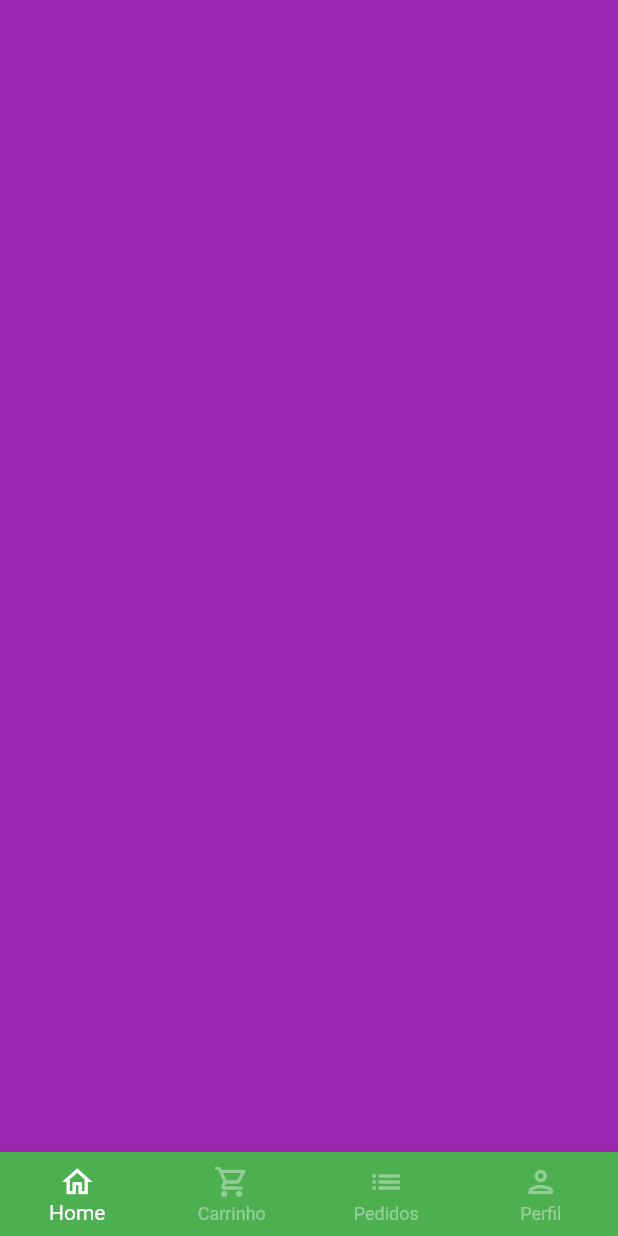
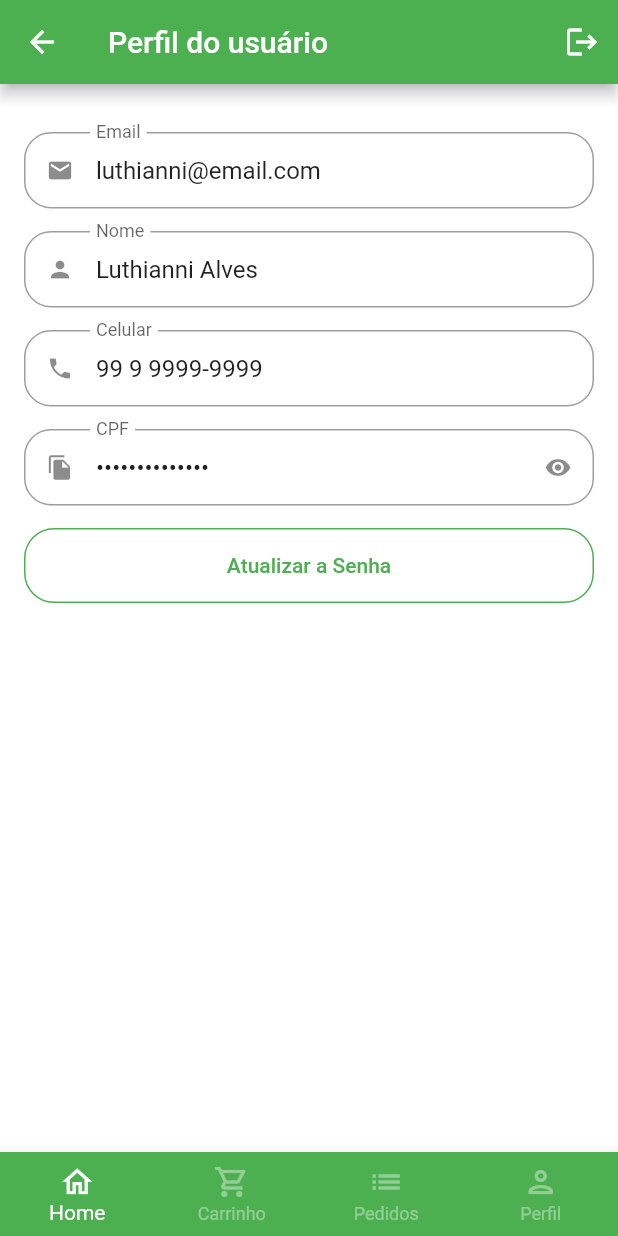
Before and after one commit to Luthianni/greengrocer, a Flutter app: the BaseScreen screen opened directly, swiped to page 4, on a phone screen of 412 x 824 dp. Run offline on Flutter 3.47's test engine with Material 2 defaults, Android fonts, the phone set to English and light mode, and no system bars; our stand-ins replace animated_text_kit, badges, mask_text_input_formatter.

Commit message:
criação tela perfil

```diff
--- a/lib/src/config/app_data.dart
+++ b/lib/src/config/app_data.dart
@@ -1,5 +1,6 @@
 import 'package:greengrocer/src/models/cart_item_model.dart';
 import 'package:greengrocer/src/models/item_model.dart';
+import 'package:greengrocer/src/models/user_model.dart';
 
 ItemModel apple = ItemModel(
   description:
@@ -87,3 +88,11 @@ List<CartItemModel> cartItems = [
     quantity: 3,
   ),
 ];
+
+UserModel user = UserModel(
+  phone: '99 9 9999-9999',
+  cpf: '999.999.999-99',
+  email: 'luthianni@email.com',
+  name: 'Luthianni Alves',
+  password: 'senha',
+);
--- /dev/null
+++ b/lib/src/models/user_model.dart
@@ -0,0 +1,15 @@
+class UserModel {
+  String name;
+  String email;
+  String phone;
+  String cpf;
+  String password;
+
+  UserModel({
+    required this.phone,
+    required this.cpf,
+    required this.email,
+    required this.name,
+    required this.password,
+  });
+}
--- a/lib/src/pages/auth/sign_in_screen.dart
+++ b/lib/src/pages/auth/sign_in_screen.dart
@@ -1,10 +1,10 @@
 import 'package:animated_text_kit/animated_text_kit.dart';
 import 'package:flutter/material.dart';
-import 'package:greengrocer/src/pages/auth/components/sign_up_screen.dart';
+import 'package:greengrocer/src/pages/auth/sign_up_screen.dart';
 import 'package:greengrocer/src/pages/base/base_screen.dart';
 import 'package:greengrocer/src/config/custom_colors.dart';
 
-import 'components/custom_text_field.dart';
+import '../common_widgets/custom_text_field.dart';
 
 class SignInScreen extends StatelessWidget {
   const SignInScreen({super.key});
--- a/lib/src/pages/auth/components/sign_up_screen.dart
+++ b/lib/src/pages/auth/sign_up_screen.dart
@@ -2,7 +2,7 @@ import 'package:flutter/src/widgets/container.dart';
 import 'package:flutter/src/widgets/framework.dart';
 
 import 'package:flutter/material.dart';
-import 'package:greengrocer/src/pages/auth/components/custom_text_field.dart';
+import 'package:greengrocer/src/pages/common_widgets/custom_text_field.dart';
 import 'package:greengrocer/src/config/custom_colors.dart';
 import 'package:mask_text_input_formatter/mask_text_input_formatter.dart';
 
--- a/lib/src/pages/base/base_screen.dart
+++ b/lib/src/pages/base/base_screen.dart
@@ -3,6 +3,7 @@ import 'package:flutter/src/widgets/container.dart';
 import 'package:flutter/src/widgets/framework.dart';
 import 'package:greengrocer/src/pages/cart/cart_tab.dart';
 import 'package:greengrocer/src/pages/home/home_tab.dart';
+import 'package:greengrocer/src/pages/profile/profile_tab.dart';
 
 class BaseScreen extends StatefulWidget {
   const BaseScreen({super.key});
@@ -23,9 +24,9 @@ class _BaseScreenState extends State<BaseScreen> {
         controller: pageController,
         children: [
           const HomeTab(),
-          CartTab(),
+          const CartTab(),
           Container(color: Colors.blue),
-          Container(color: Colors.purple),
+          const ProfileTab(),
         ],
       ),
       bottomNavigationBar: BottomNavigationBar(
--- a/lib/src/pages/auth/components/custom_text_field.dart
+++ b/lib/src/pages/common_widgets/custom_text_field.dart
@@ -6,6 +6,8 @@ class CustomTextField extends StatefulWidget {
   final String label;
   final bool isSecret;
   final List<TextInputFormatter>? inputFormatters;
+  final String? initialValue;
+  final bool readOnly;
 
   const CustomTextField({
     super.key,
@@ -13,6 +15,8 @@ class CustomTextField extends StatefulWidget {
     required this.label,
     this.isSecret = false,
     this.inputFormatters,
+    this.initialValue,
+    this.readOnly = false,
   });
 
   @override
@@ -24,7 +28,6 @@ class _CustomTextFieldState extends State<CustomTextField> {
 
   @override
   void initState() {
-    // TODO: implement initState
     super.initState();
 
     isObscure = widget.isSecret;
@@ -35,6 +38,8 @@ class _CustomTextFieldState extends State<CustomTextField> {
     return Padding(
       padding: const EdgeInsets.only(bottom: 15),
       child: TextFormField(
+        readOnly: widget.readOnly,
+        initialValue: widget.initialValue,
         inputFormatters: widget.inputFormatters,
         obscureText: isObscure,
         decoration: InputDecoration(
--- /dev/null
+++ b/lib/src/pages/profile/profile_tab.dart
@@ -0,0 +1,164 @@
+import 'package:flutter/material.dart';
+import 'package:flutter/src/widgets/container.dart';
+import 'package:flutter/src/widgets/framework.dart';
+import 'package:greengrocer/src/pages/common_widgets/custom_text_field.dart';
+import 'package:greengrocer/src/config/app_data.dart' as appData;
+
+class ProfileTab extends StatefulWidget {
+  const ProfileTab({super.key});
+
+  @override
+  State<ProfileTab> createState() => _ProfileTabState();
+}
+
+class _ProfileTabState extends State<ProfileTab> {
+  @override
+  Widget build(BuildContext context) {
+    return Scaffold(
+      appBar: AppBar(
+        title: const Text('Perfil do usuário'),
+        actions: [
+          IconButton(
+            onPressed: () {},
+            icon: const Icon(
+              Icons.logout,
+            ),
+          ),
+        ],
+      ),
+      body: ListView(
+        physics: const BouncingScrollPhysics(),
+        padding: const EdgeInsets.fromLTRB(16, 32, 16, 16),
+        children: [
+          //Email
+          CustomTextField(
+            readOnly: true,
+            initialValue: appData.user.email,
+            icon: Icons.email,
+            label: 'Email',
+          ),
+          //Nome
+          CustomTextField(
+            readOnly: true,
+            initialValue: appData.user.name,
+            icon: Icons.person,
+            label: 'Nome',
+          ),
+          //Celular
+          CustomTextField(
+            readOnly: true,
+            initialValue: appData.user.phone,
+            icon: Icons.phone,
+            label: 'Celular',
+          ),
+          //CPF
+          CustomTextField(
+            readOnly: true,
+            initialValue: appData.user.cpf,
+            icon: Icons.file_copy,
+            label: 'CPF',
+            isSecret: true,
+          ),
+
+          // Botão atualizar senha
+          SizedBox(
+            height: 50,
+            child: OutlinedButton(
+              style: OutlinedButton.styleFrom(
+                  side: const BorderSide(
+                    color: Colors.green,
+                  ),
+                  shape: RoundedRectangleBorder(
+                    borderRadius: BorderRadius.circular(20),
+                  )),
+              onPressed: () {
+                updatePassword();
+              },
+              child: const Text('Atualizar a Senha'),
+            ),
+          ),
+        ],
+      ),
+    );
+  }
+
+  Future<bool?> updatePassword() {
+    return showDialog(
+      context: context,
+      builder: (context) {
+        return Dialog(
+          shape: RoundedRectangleBorder(
+            borderRadius: BorderRadius.circular(20),
+          ),
+          child: Stack(
+            children: [
+              Padding(
+                padding: const EdgeInsets.all(16),
+                child: Column(
+                  crossAxisAlignment: CrossAxisAlignment.stretch,
+                  mainAxisSize: MainAxisSize.min,
+                  children: [
+                    //Titulo
+                    const Padding(
+                      padding: EdgeInsets.symmetric(vertical: 12),
+                      child: Text(
+                        'Atualização de senha',
+                        textAlign: TextAlign.center,
+                        style: TextStyle(
+                          fontSize: 16,
+                          fontWeight: FontWeight.bold,
+                        ),
+                      ),
+                    ),
+                    //Senha atual
+                    const CustomTextField(
+                      isSecret: true,
+                      icon: Icons.lock,
+                      label: 'Senha atual',
+                    ),
+                    //Nova senha
+                    const CustomTextField(
+                      isSecret: true,
+                      icon: Icons.lock_outline,
+                      label: 'Nova senha',
+                    ),
+                    // Confirmação nova senha
+                    const CustomTextField(
+                      isSecret: true,
+                      icon: Icons.lock_outline,
+                      label: 'Confirmar nova senha',
+                    ),
+
+                    // Botão de confirmação
+                    SizedBox(
+                      height: 45,
+                      child: ElevatedButton(
+                        style: ElevatedButton.styleFrom(
+                          shape: RoundedRectangleBorder(
+                            borderRadius: BorderRadius.circular(20),
+                          ),
+                        ),
+                        onPressed: () {},
+                        child: const Text('Atualizar'),
+                      ),
+                    ),
+                  ],
+                ),
+              ),
+              Positioned(
+                top: 5,
+                right: 5,
+                child: IconButton(
+                  onPressed: () {
+                    Navigator.of(context).pop();
+                  },
+                  icon: const Icon(Icons.close),
+                ),
+              ),
+            ],
+          ),
+        );
+      },
+    );
+  }
+}
```
